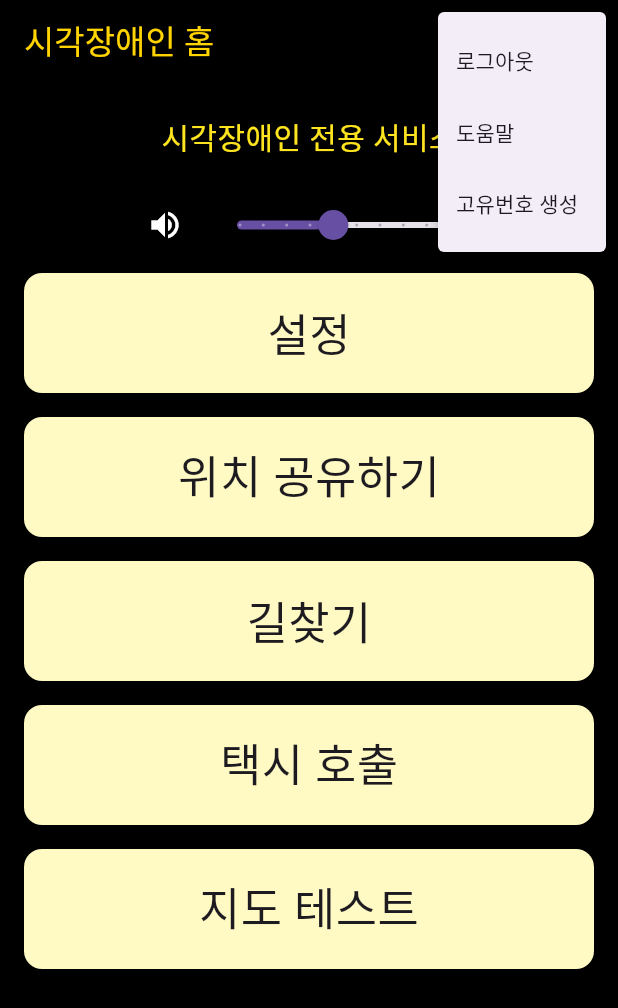
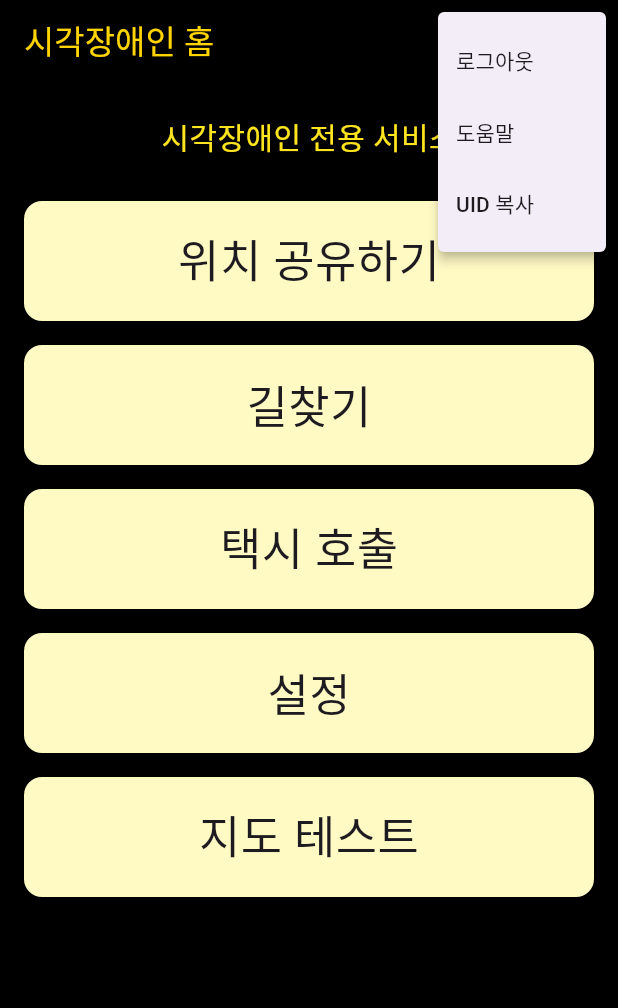
Before and after one commit to alaldd564/ainfra, a Flutter app: the BlindHomeScreen screen opened by its route, after a tap on the "more vert" icon, on a phone screen of 412 x 824 dp. Shown: the top 1008 px of the screen. Run offline on Flutter 3.47's test engine with Material 3 defaults, Android fonts, the phone set to English and light mode, and no system bars; our stand-ins replace cloud_firestore, firebase_auth, firebase_core, firebase_messaging, flutter_tts, geocoding and 4 more; missing offline and left inert: flutter_naver_map; accounts and stored records are empty.

Commit message:
통합 완료

```diff
--- a/lib/screens/blind_home_screen.dart
+++ b/lib/screens/blind_home_screen.dart
@@ -23,14 +23,11 @@ class _BlindHomeScreenState extends State<BlindHomeScreen> {
   static final AuthService _authService = AuthService();
   final FlutterTts _tts = FlutterTts();
 
-  double _speechRate = 0.5;
-  bool _ttsEnabled = true;
-
   final List<Map<String, dynamic>> _menuItems = [
-    {'label': '설정', 'screen': const RightSettingsScreen()},
     {'label': '위치 공유하기', 'screen': const LocationShareScreen()},
     {'label': '길찾기', 'screen': const BottomNavigateScreen()},
     {'label': '택시 호출', 'screen': const TopTaxiScreen()},
+    {'label': '설정', 'screen': const RightSettingsScreen()},
     {'label': '지도 테스트', 'screen': const TmapLaunchScreen()},
   ];
 
@@ -46,9 +43,8 @@ class _BlindHomeScreenState extends State<BlindHomeScreen> {
   }
 
   Future<void> _speak(String text) async {
-    if (!_ttsEnabled) return;
     await _tts.setLanguage("ko-KR");
-    await _tts.setSpeechRate(_speechRate);
+    await _tts.setSpeechRate(0.5);
     await _tts.awaitSpeakCompletion(true);
     await _tts.speak(text);
   }
@@ -61,6 +57,7 @@ class _BlindHomeScreenState extends State<BlindHomeScreen> {
           Navigator.pushNamedAndRemoveUntil(context, '/', (route) => false);
         }
         break;
+
       case 'help':
         if (!context.mounted) return;
         showDialog(
@@ -77,28 +74,27 @@ class _BlindHomeScreenState extends State<BlindHomeScreen> {
           ),
         );
         break;
+
       case 'generate_id':
         final uid = FirebaseAuth.instance.currentUser?.uid ?? '';
-        final timestamp = DateTime.now().millisecondsSinceEpoch;
-        final generatedId = '${uid}_$timestamp';
 
         await FirebaseFirestore.instance
             .collection('blind_users')
-            .doc(generatedId)
+            .doc(uid)
             .set({
           'uid': uid,
           'user_key': '',
           'created_at': FieldValue.serverTimestamp(),
-        });
+        }, SetOptions(merge: true));
 
-        await Clipboard.setData(ClipboardData(text: generatedId));
+        await Clipboard.setData(ClipboardData(text: uid));
 
         if (!context.mounted) return;
         showDialog(
           context: context,
           builder: (context) => AlertDialog(
-            title: const Text('고유번호 생성됨'),
-            content: Text('고유번호: $generatedId\n(자동 복사되었습니다)'),
+            title: const Text('UID 복사됨'),
+            content: Text('UID: $uid\n(자동 복사되었습니다)'),
             actions: [
               TextButton(
                 onPressed: () => Navigator.pop(context),
@@ -130,7 +126,7 @@ class _BlindHomeScreenState extends State<BlindHomeScreen> {
             itemBuilder: (context) => const [
               PopupMenuItem(value: 'logout', child: Text('로그아웃')),
               PopupMenuItem(value: 'help', child: Text('도움말')),
-              PopupMenuItem(value: 'generate_id', child: Text('고유번호 생성')),
+              PopupMenuItem(value: 'generate_id', child: Text('UID 복사')),
             ],
           ),
         ],
@@ -146,41 +142,14 @@ class _BlindHomeScreenState extends State<BlindHomeScreen> {
             ),
           ),
           const SizedBox(height: 20),
-          Row(
-            mainAxisAlignment: MainAxisAlignment.center,
-            children: [
-              IconButton(
-                icon: Icon(
-                  _ttsEnabled ? Icons.volume_up : Icons.volume_off,
-                  color: Colors.white,
-                ),
-                onPressed: () {
-                  setState(() {
-                    _ttsEnabled = !_ttsEnabled;
-                  });
-                },
-              ),
-              Slider(
-                value: _speechRate,
-                onChanged: (value) {
-                  setState(() {
-                    _speechRate = value;
-                  });
-                },
-                min: 0.1,
-                max: 1.0,
-                divisions: 9,
-                label: "속도: ${_speechRate.toStringAsFixed(1)}",
-              ),
-            ],
-          ),
           Expanded(
             child: ListView.builder(
               itemCount: _menuItems.length,
               itemBuilder: (context, index) {
                 final item = _menuItems[index];
                 return Card(
-                  margin: const EdgeInsets.symmetric(horizontal: 16, vertical: 8),
+                  margin:
+                      const EdgeInsets.symmetric(horizontal: 16, vertical: 8),
                   color: Colors.yellow[100],
                   child: InkWell(
                     onTap: () async {
--- a/lib/screens/bottom_naviate_screen.dart
+++ b/lib/screens/bottom_naviate_screen.dart
@@ -6,6 +6,7 @@ import 'package:geolocator/geolocator.dart';
 import 'package:permission_handler/permission_handler.dart';
 import 'package:speech_to_text/speech_to_text.dart' as stt;
 import 'package:geocoding/geocoding.dart';
+import 'package:firebase_auth/firebase_auth.dart';
 import 'package:maptest/services/route_service.dart';
 
 class BottomNavigateScreen extends StatefulWidget {
@@ -142,6 +143,12 @@ class _BottomNavigateScreenState extends State<BottomNavigateScreen> {
   void _startRoutingTo(Location dest) async {
     final destination = NLatLng(dest.latitude, dest.longitude);
     if (_currentLocation != null) {
+      final String? uid = FirebaseAuth.instance.currentUser?.uid;
+      if (uid == null) {
+        _speak("사용자 정보를 확인할 수 없습니다.");
+        return;
+      }
+
       final routes = await generateAllHybridRoutes(
         {
           'lat': _currentLocation!.latitude,
--- a/lib/screens/guardian_screen.dart
+++ b/lib/screens/guardian_screen.dart
@@ -85,8 +85,9 @@ class _GuardianHomeScreenState extends State<GuardianHomeScreen> {
         id: 'blind_marker',
         position: newLocation,
         caption: NOverlayCaption(
-          text: timestamp != null ?
-            '시각장애인 위치 (${timestamp.hour}시 ${timestamp.minute}분)' : '시각장애인 위치',
+          text: timestamp != null
+              ? '시각장애인 위치 (${timestamp.hour}시 ${timestamp.minute}분)'
+              : '시각장애인 위치',
         ),
       );
 
@@ -177,41 +178,39 @@ class _GuardianHomeScreenState extends State<GuardianHomeScreen> {
         builder: (_) {
           final TextEditingController idController = TextEditingController();
           return AlertDialog(
-            title: const Text('시각장애인 고유번호 입력'),
+            title: const Text('시각장애인 UID 입력'),
             content: TextField(
               controller: idController,
-              decoration: const InputDecoration(hintText: '고유번호를 입력하세요'),
+              decoration: const InputDecoration(hintText: '시각장애인 UID를 입력하세요'),
             ),
             actions: [
               TextButton(
                 onPressed: () async {
-                  final code = idController.text.trim();
-                  if (code.isEmpty) return;
+                  final blindUid = idController.text.trim();
+                  if (blindUid.isEmpty) return;
 
                   try {
-                    final blindDoc = await FirebaseFirestore.instance.collection('blind_users').doc(code).get();
+                    final blindDoc = await FirebaseFirestore.instance.collection('blind_users').doc(blindUid).get();
                     if (!blindDoc.exists) {
                       ScaffoldMessenger.of(context).showSnackBar(
-                        const SnackBar(content: Text('고유번호가 올바르지 않습니다.')),
+                        const SnackBar(content: Text('UID가 올바르지 않습니다.')),
                       );
                       return;
                     }
 
-                    final blindData = blindDoc.data()!;
                     final guardianUid = FirebaseAuth.instance.currentUser?.uid;
                     if (guardianUid == null) throw '로그인된 보호자 없음';
 
                     await FirebaseFirestore.instance.collection('guardians').doc(guardianUid).set({
-                      'linked_user_code': code,
-                      'linked_user_uid': blindData['uid'],
+                      'linked_user_uid': blindUid,
                     }, SetOptions(merge: true));
 
-                    await FirebaseFirestore.instance.collection('blind_users').doc(code).update({
+                    await FirebaseFirestore.instance.collection('blind_users').doc(blindUid).update({
                       'user_key': guardianUid,
                     });
 
                     ScaffoldMessenger.of(context).showSnackBar(
-                      const SnackBar(content: Text('고유번호가 등록되었습니다.')),
+                      const SnackBar(content: Text('연결이 완료되었습니다.')),
                     );
                   } catch (e) {
                     ScaffoldMessenger.of(context).showSnackBar(
@@ -241,7 +240,7 @@ class _GuardianHomeScreenState extends State<GuardianHomeScreen> {
             onSelected: _handleMenu,
             itemBuilder: (context) => const [
               PopupMenuItem(value: 'logout', child: Text('로그아웃')),
-              PopupMenuItem(value: 'connect', child: Text('고유번호 입력')),
+              PopupMenuItem(value: 'connect', child: Text('UID 입력')),
             ],
           ),
         ],
--- a/lib/services/locatoin_service.dart
+++ /dev/null
@@ -1,4 +0,0 @@
-// 🔹 사용자의 실시간 위치를 추적하고 Firebase에 기록하는 서비스
-// - 주기적으로 위치 정보를 업데이트
-// - 실시간 경로 비교 및 다음 안내 지점을 결정하는 데 사용
-// - Firestore의 사용자별 경로 문서와 연결됨
--- a/lib/services/route_service.dart
+++ b/lib/services/route_service.dart
@@ -2,8 +2,8 @@ import 'dart:convert';
 import 'dart:math';
 import 'package:http/http.dart' as http;
 import 'package:cloud_firestore/cloud_firestore.dart';
+import 'package:firebase_auth/firebase_auth.dart';
 
-// 🔐 Tmap API 키
 const String tmapApiKey = 'pcYktIoix72G2CzONg9ZG7W6Ks5q6En75ooM09H8';
 
 // 🔹 현재 시간 포맷 (API용)
@@ -38,16 +38,16 @@ String calculateDirection(List prev, List curr) {
   return '서쪽 방향';
 }
 
-// 🔹 Firestore 저장 (사용자 ID 기반)
+// 🔹 Firestore 저장 (UID 기반)
 Future<void> saveRouteStepsToFirestore(
-    String generatedId,
+    String uid,
     Map<String, double> start,
     Map<String, double> end,
     List<Map<String, dynamic>> stepData) async {
   final routeId = "route_${DateTime.now().millisecondsSinceEpoch}";
   await FirebaseFirestore.instance
       .collection('routes')
-      .doc(generatedId)
+      .doc(uid)
       .collection('user_routes')
       .doc(routeId)
       .set({
@@ -136,7 +136,6 @@ Future<List<String>> generateStepByStepGuidanceAndSave(
 
 // 🔹 하이브리드 경로 생성 및 저장
 Future<List<List<String>>> generateAllHybridRoutes(
-    String generatedId,
     Map<String, double> start,
     Map<String, double> end) async {
   final url = 'https://apis.openapi.sk.com/transit/routes?version=1&format=json';
@@ -165,6 +164,8 @@ Future<List<List<String>>> generateAllHybridRoutes(
 
   final data = json.decode(response.body);
   final itineraries = data['metaData']['plan']['itineraries'] as List;
+
+  final uid = FirebaseAuth.instance.currentUser?.uid ?? "unknown_user";
 
   List<List<String>> allRoutes = [];
 
@@ -207,7 +208,7 @@ Future<List<List<String>>> generateAllHybridRoutes(
     guide.insert(2, "🚶 도보 시간: ${(totalWalkTime / 60).round()}분");
     guide.insert(3, "🧭 이용 수단: ${transportModes.join(', ')}");
 
-    await saveRouteStepsToFirestore(generatedId, start, end, stepRecords);
+    await saveRouteStepsToFirestore(uid, start, end, stepRecords);
     allRoutes.add(guide);
   }
 
--- a/pubspec.yaml
+++ b/pubspec.yaml
@@ -20,7 +20,7 @@ dependencies:
   firebase_storage: ^12.4.5
   firebase_messaging: 15.2.5
   cloud_firestore: ^5.6.7
-
+  dart_openai: ^5.1.0
   # Flutter plugins
   flutter_tts: ^4.2.2
   flutter_naver_map: ^1.3.1
@@ -41,6 +41,8 @@ dev_dependencies:
   flutter_test:
     sdk: flutter
   flutter_lints: ^5.0.0
+  build_runner: ^2.4.0
+  envied_generator: ^1.0.0
 
 flutter:
   uses-material-design: true
```
Also changed, not shown: lib/screens/right_settings_screen.dart (+54 -44 lines), pubspec.lock.
